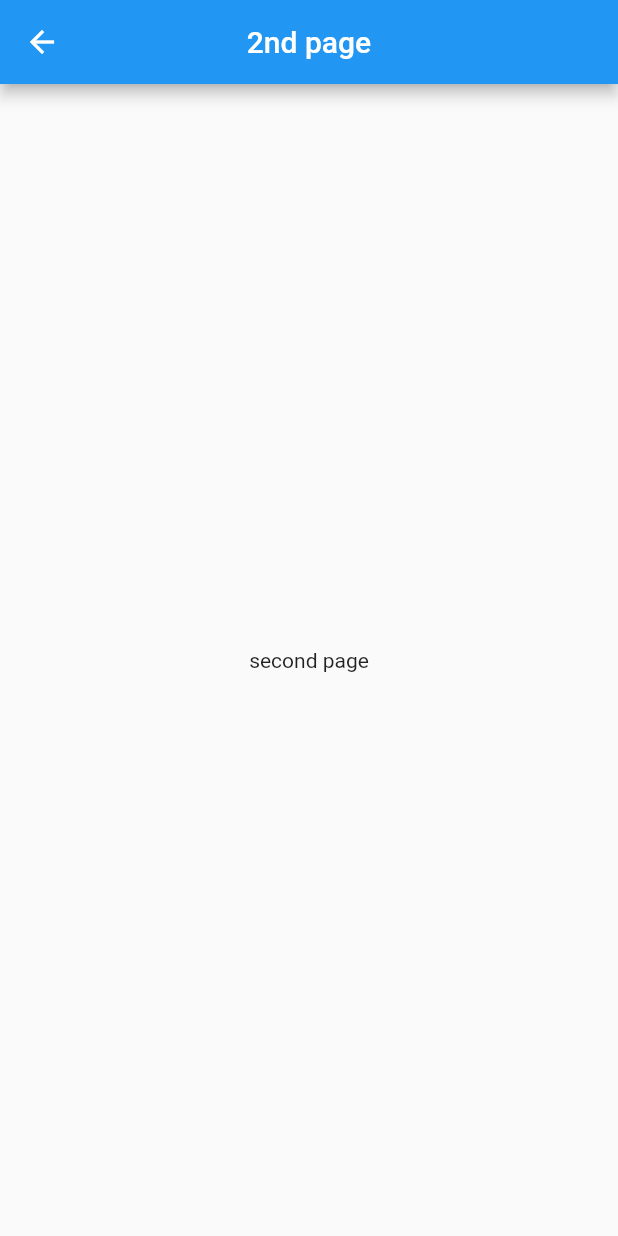
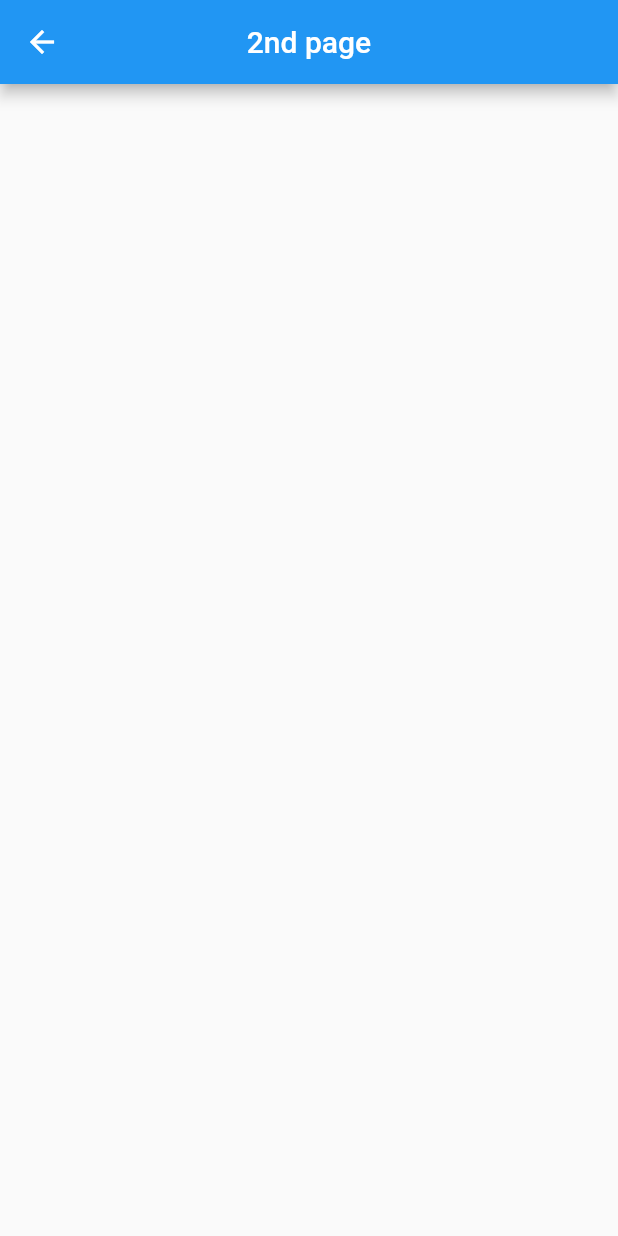
Before and after one commit to DolanLabs/todoAppReborn, a Flutter app: the screen it shows after launch, after a tap on "go to second page", on a phone screen of 412 x 824 dp. Run offline on Flutter 3.47's test engine with Material 2 defaults, Android fonts, the phone set to English and light mode, and no system bars.

Commit message:
test route with parameter

```diff
--- a/lib/main.dart
+++ b/lib/main.dart
@@ -1,6 +1,5 @@
 import 'package:flutter/material.dart';
 import 'package:todoapp/shared/shared.dart';
-import 'package:todoapp/ui/pages/pages.dart';
 
 void main() {
   runApp(MyApp());
@@ -15,26 +14,7 @@ class MyApp extends StatelessWidget {
         return Router.generateRoute(settings);
       },
       initialRoute: homeRoute,
-      home: MainPage(),
+      // home: MainPage(),
     );
   }
 }
-
-class Router {
-  static Route<dynamic> generateRoute(RouteSettings settings) {
-    switch (settings.name) {
-      case homeRoute:
-        return MaterialPageRoute(builder: (_) => MainPage());
-      case secondPageRoute:
-        return MaterialPageRoute(builder: (_) => SecondPage());
-      default:
-        return MaterialPageRoute(
-          builder: (_) => Scaffold(
-            body: Center(
-              child: Text('No Route Defined for ${settings.name}'),
-            ),
-          ),
-        );
-    }
-  }
-}
--- /dev/null
+++ b/lib/shared/router.dart
@@ -0,0 +1,21 @@
+part of 'shared.dart';
+
+class Router {
+  static Route<dynamic> generateRoute(RouteSettings settings) {
+    switch (settings.name) {
+      case homeRoute:
+        return MaterialPageRoute(builder: (_) => MainPage());
+      case secondPageRoute:
+        var data = settings.arguments as String;
+        return MaterialPageRoute(builder: (_) => SecondPage(data));
+      default:
+        return MaterialPageRoute(
+          builder: (_) => Scaffold(
+            body: Center(
+              child: Text('No Route Defined for ${settings.name}'),
+            ),
+          ),
+        );
+    }
+  }
+}
--- a/lib/shared/shared.dart
+++ b/lib/shared/shared.dart
@@ -1 +1,5 @@
+import 'package:flutter/material.dart';
+import 'package:todoapp/ui/pages/pages.dart';
+
 part 'shared_values.dart';
+part 'router.dart';
--- a/lib/ui/pages/main_page.dart
+++ b/lib/ui/pages/main_page.dart
@@ -6,6 +6,8 @@ class MainPage extends StatefulWidget {
 }
 
 class _MainPageState extends State<MainPage> {
+  TextEditingController _dummyTextController = TextEditingController();
+
   @override
   Widget build(BuildContext context) {
     return Scaffold(
@@ -14,11 +16,25 @@ class _MainPageState extends State<MainPage> {
         centerTitle: true,
       ),
       body: Center(
-        child: RaisedButton(
-          child: Text('go to second page'),
-          onPressed: () {
-            Navigator.pushNamed(context, secondPageRoute);
-          },
+        child: Column(
+          mainAxisAlignment: MainAxisAlignment.center,
+          children: [
+            Align(
+              child: Container(
+                margin: EdgeInsets.symmetric(horizontal: 24, vertical: 20),
+                child: TextField(
+                  controller: _dummyTextController,
+                ),
+              ),
+            ),
+            RaisedButton(
+              child: Text('go to second page'),
+              onPressed: () {
+                Navigator.pushNamed(context, secondPageRoute,
+                    arguments: _dummyTextController.text);
+              },
+            ),
+          ],
         ),
       ),
     );
--- a/lib/ui/pages/second_page.dart
+++ b/lib/ui/pages/second_page.dart
@@ -1,7 +1,8 @@
 part of 'pages.dart';
 
 class SecondPage extends StatelessWidget {
-  const SecondPage({Key key}) : super(key: key);
+  final String text;
+  const SecondPage(this.text, {Key key}) : super(key: key);
 
   @override
   Widget build(BuildContext context) {
@@ -11,7 +12,7 @@ class SecondPage extends StatelessWidget {
         centerTitle: true,
       ),
       body: Center(
-        child: Text('second page'),
+        child: Text(text),
       ),
     );
   }
```
